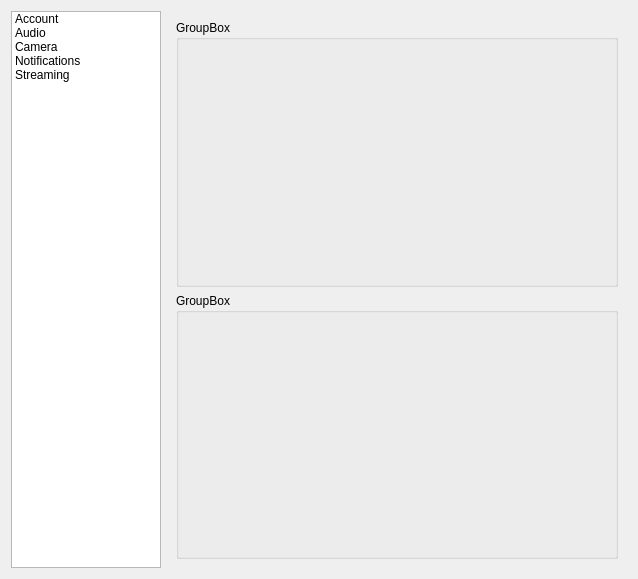
Before: the Qt Designer form ui/settings.ui in Jan5u/jakki, drawn with Qt 5.
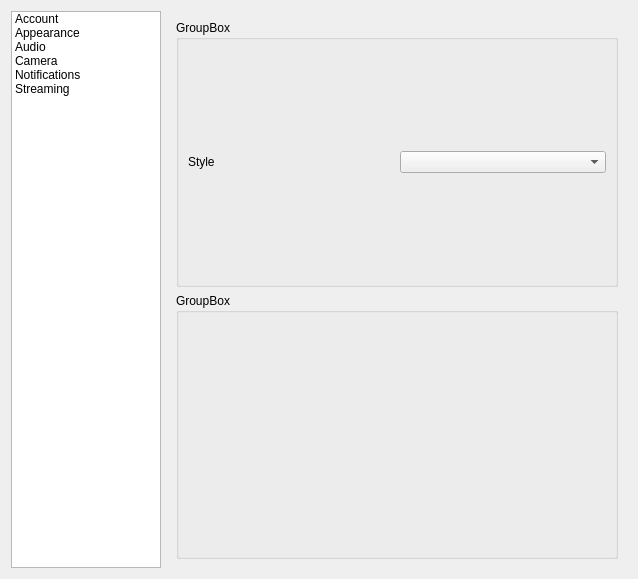
After: the same form once the commit is applied. The open tabs and pages were chosen to show the change.

The edit to the form file:
```diff
--- a/ui/settings.ui
+++ b/ui/settings.ui
@@ -27,6 +27,11 @@
        <string>Account</string>
       </property>
      </item>
+     <item>
+      <property name="text">
+       <string>Appearance</string>
+      </property>
+     </item>
      <item>
       <property name="text">
        <string>Audio</string>
@@ -78,6 +83,44 @@
        </item>
       </layout>
      </widget>
+     <widget class="QWidget" name="page_3">
+      <layout class="QVBoxLayout" name="verticalLayout_5">
+       <item>
+        <layout class="QHBoxLayout" name="horizontalLayout_7">
+         <item>
+          <widget class="QGroupBox" name="groupBox_6">
+           <property name="title">
+            <string>GroupBox</string>
+           </property>
+           <layout class="QHBoxLayout" name="horizontalLayout_9">
+            <item>
+             <widget class="QLabel" name="label_6">
+              <property name="text">
+               <string>Style</string>
+              </property>
+             </widget>
+            </item>
+            <item>
+             <widget class="QComboBox" name="StyleSelectComboBox"/>
+            </item>
+           </layout>
+          </widget>
+         </item>
+        </layout>
+       </item>
+       <item>
+        <layout class="QHBoxLayout" name="horizontalLayout_8">
+         <item>
+          <widget class="QGroupBox" name="groupBox_7">
+           <property name="title">
+            <string>GroupBox</string>
+           </property>
+          </widget>
+         </item>
+        </layout>
+       </item>
+      </layout>
+     </widget>
      <widget class="QWidget" name="page_2">
       <layout class="QVBoxLayout" name="verticalLayout_2">
        <item>
```
